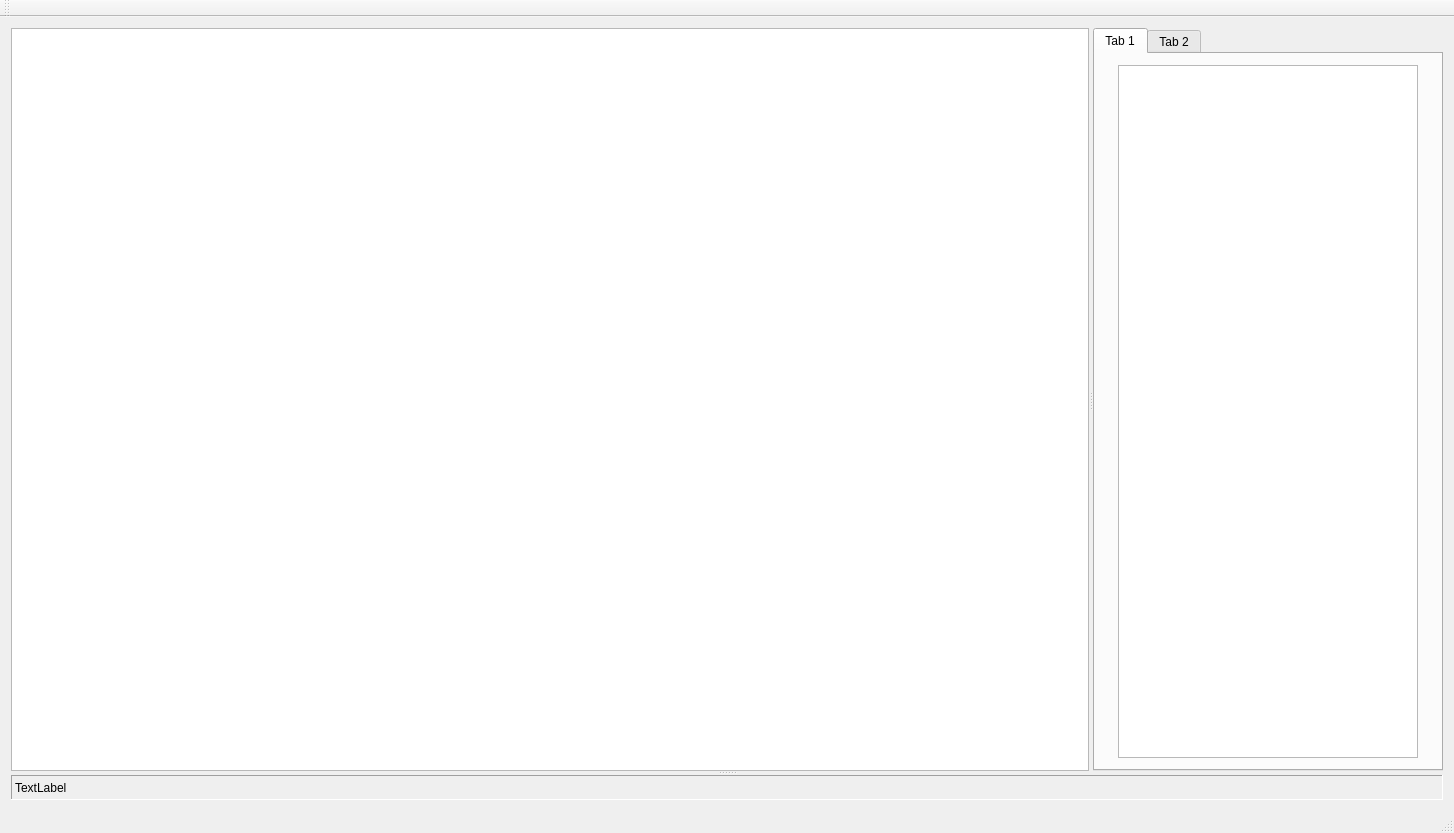
First picture: the form in mainwindow.ui, repository RuscherGerhard/surface, before the edit.
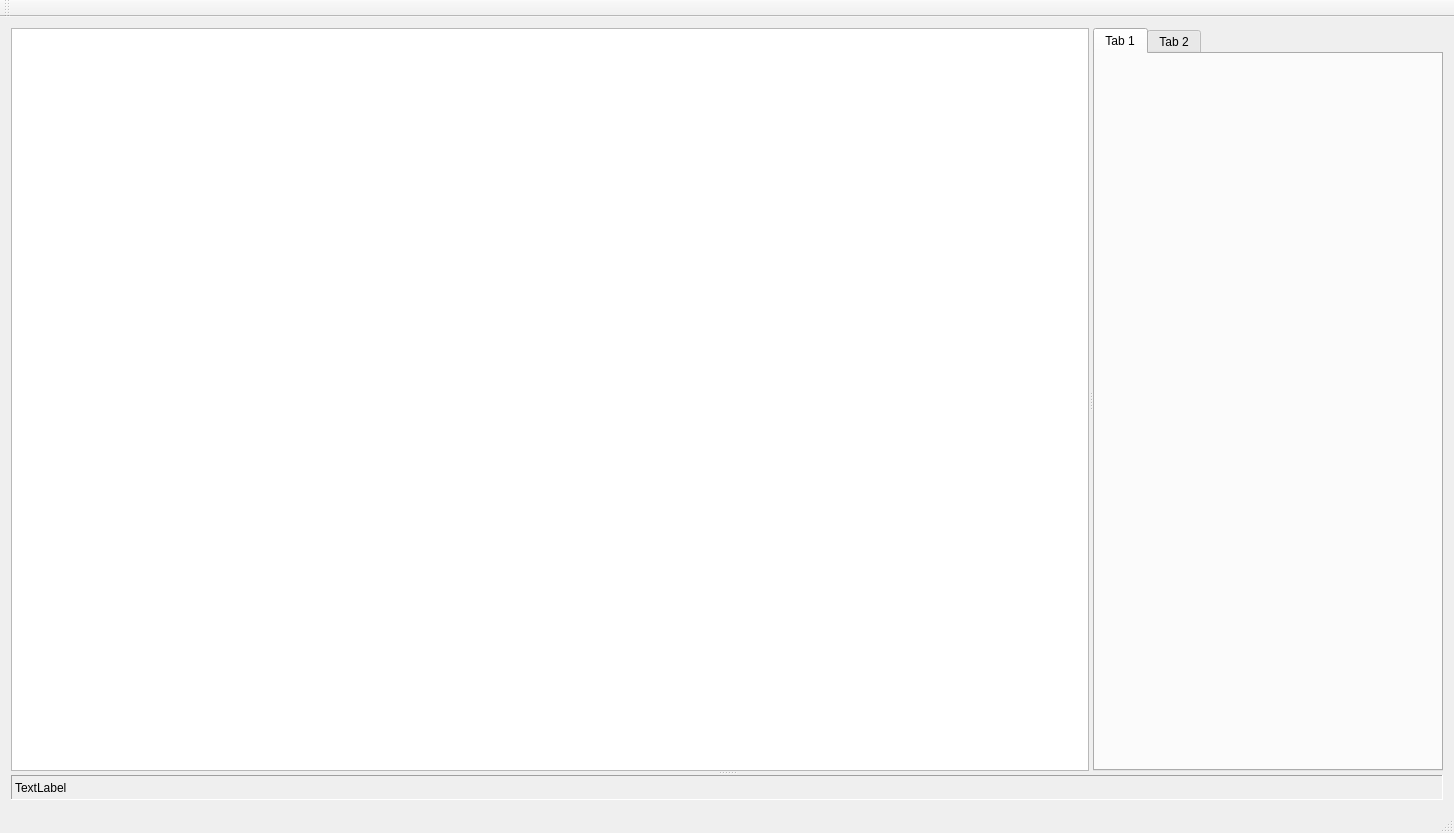
Second picture: the form after the edit.

What changed in the file:
```diff
--- a/mainwindow.ui
+++ b/mainwindow.ui
@@ -36,30 +36,7 @@
          <attribute name="title">
           <string>Tab 1</string>
          </attribute>
-         <layout class="QGridLayout" name="gridLayout_2">
-          <item row="0" column="0">
-           <widget class="QGraphicsView" name="ResultsView">
-            <property name="sizePolicy">
-             <sizepolicy hsizetype="Minimum" vsizetype="Expanding">
-              <horstretch>0</horstretch>
-              <verstretch>0</verstretch>
-             </sizepolicy>
-            </property>
-            <property name="minimumSize">
-             <size>
-              <width>0</width>
-              <height>0</height>
-             </size>
-            </property>
-            <property name="maximumSize">
-             <size>
-              <width>300</width>
-              <height>16777215</height>
-             </size>
-            </property>
-           </widget>
-          </item>
-         </layout>
+         <layout class="QGridLayout" name="gridLayout_2"/>
         </widget>
         <widget class="QWidget" name="tab_2">
          <attribute name="title">
```
